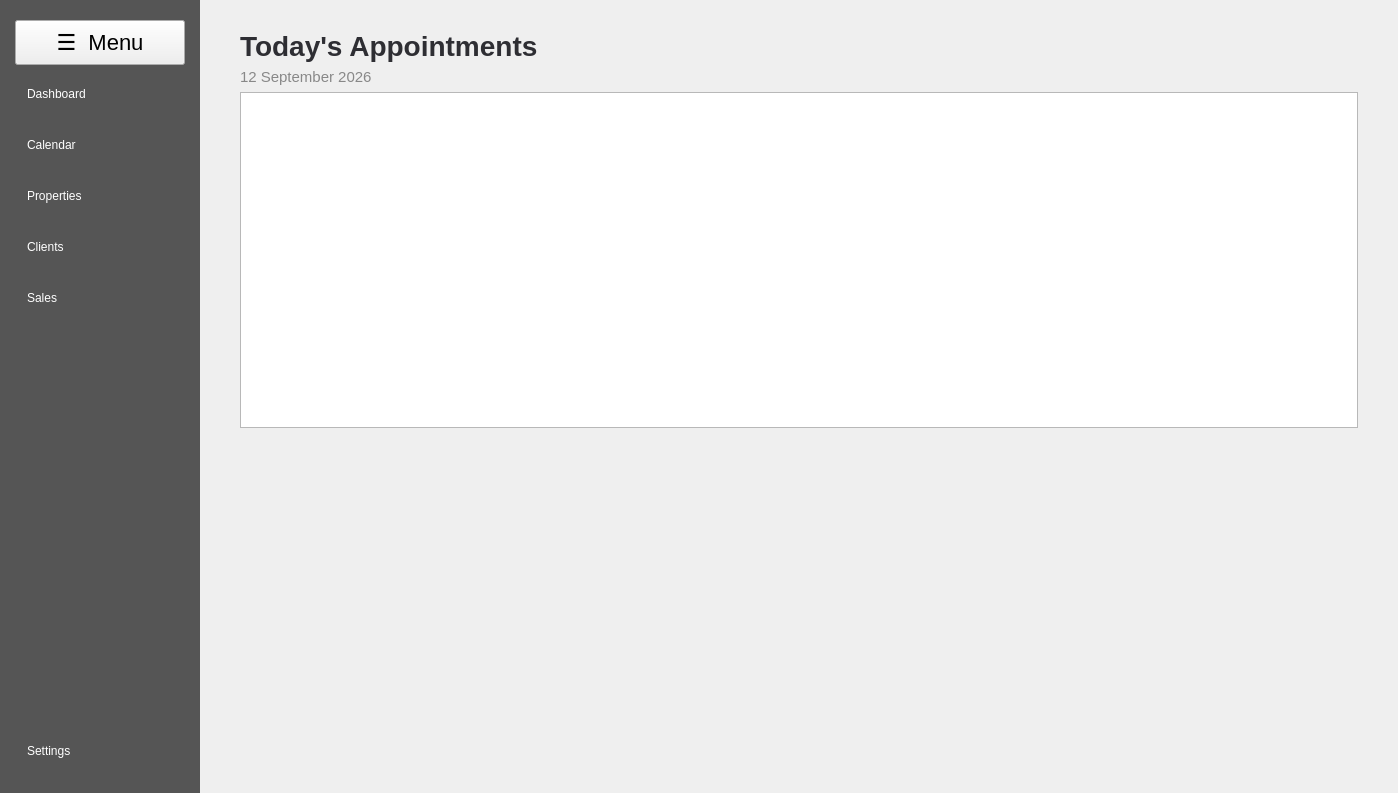
Above: appointments_window.ui from CleoreseCandiceManes/pyqt before the change. Below: the same form after it.
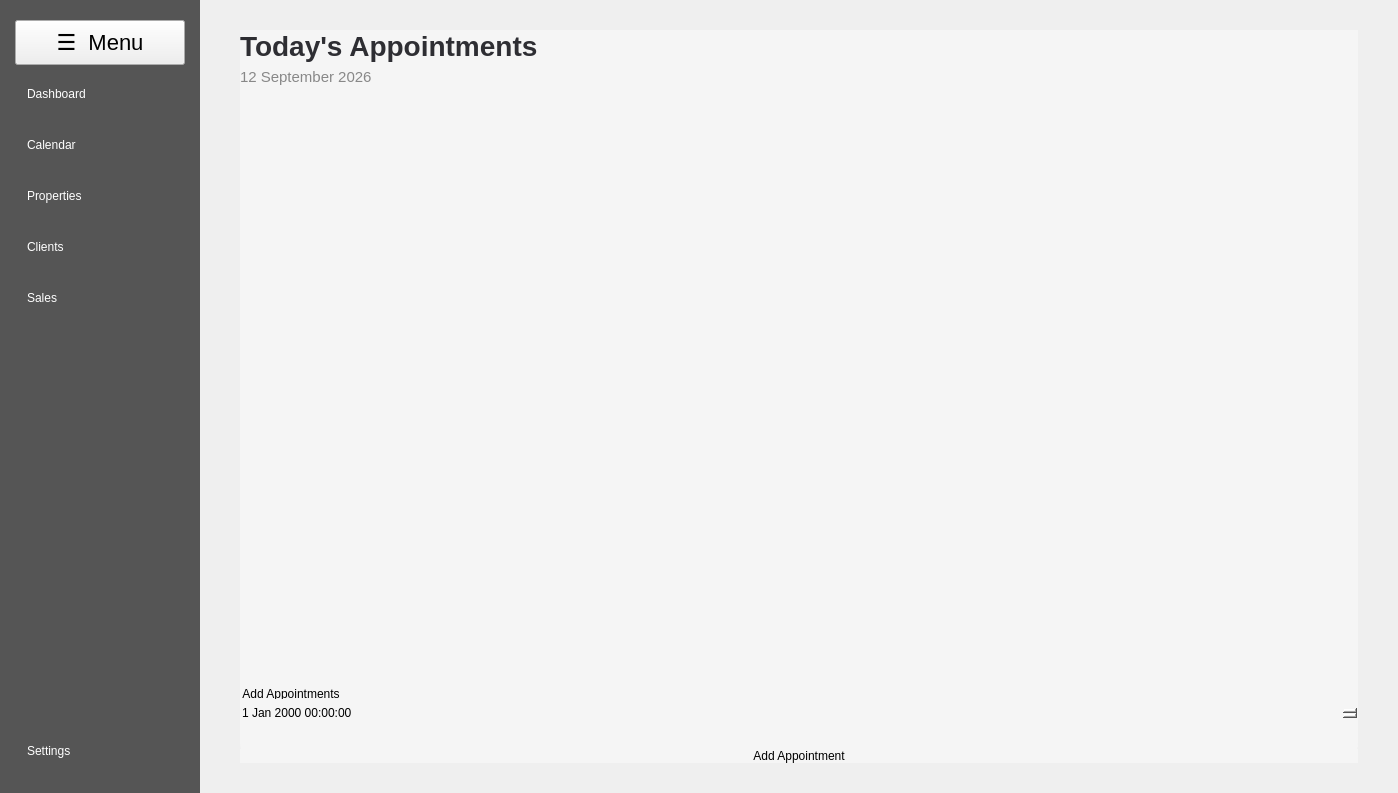
That is the form after the change. Icons and pictures are not drawn.

What changed in the file:
```diff
--- a/appointments_window.ui
+++ b/appointments_window.ui
@@ -320,13 +320,20 @@
         <widget class="QStackedWidget" name="contentStack">
          <property name="styleSheet">
           <string notr="true">QStackedWidget{
-	selection-background-color: rgb(206, 206, 206);
+	background-color: #F5F5F5;
+	border-radius: 20px;
 }</string>
          </property>
          <property name="currentIndex">
           <number>0</number>
          </property>
          <widget class="QWidget" name="dashboardPage">
+          <property name="styleSheet">
+           <string notr="true">QWidget{
+	background-color: #F5F5F5;
+	border-radius: 20px;
+}</string>
+          </property>
           <layout class="QVBoxLayout" name="dashboardPageLayout">
            <property name="leftMargin">
             <number>0</number>
@@ -372,7 +379,10 @@
             </widget>
            </item>
            <item>
-            <widget class="QTextBrowser" name="Appointments_listed"/>
+            <widget class="QTableWidget" name="todays_appointments_table"/>
+           </item>
+           <item>
+            <widget class="QTableWidget" name="appointments_table"/>
            </item>
            <item>
             <spacer name="dashboardSpacer">
@@ -387,6 +397,26 @@
              </property>
             </spacer>
            </item>
+           <item>
+            <widget class="QGroupBox" name="groupBox">
+             <property name="title">
+              <string>Add Appointments</string>
+             </property>
+            </widget>
+           </item>
+           <item>
+            <widget class="QDateTimeEdit" name="dateTimeEdit"/>
+           </item>
+           <item>
+            <widget class="QLineEdit" name="Client_name"/>
+           </item>
+           <item>
+            <widget class="QPushButton" name="add_appointment_btn">
+             <property name="text">
+              <string>Add Appointment</string>
+             </property>
+            </widget>
+           </item>
           </layout>
          </widget>
          <widget class="QWidget" name="calendarPage">
```
Left out of the diff: 5 changed lines with no effect on the pictures.
